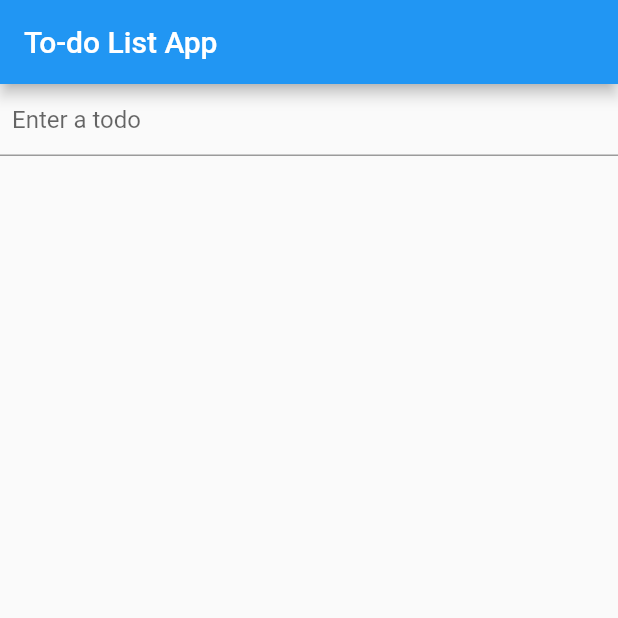
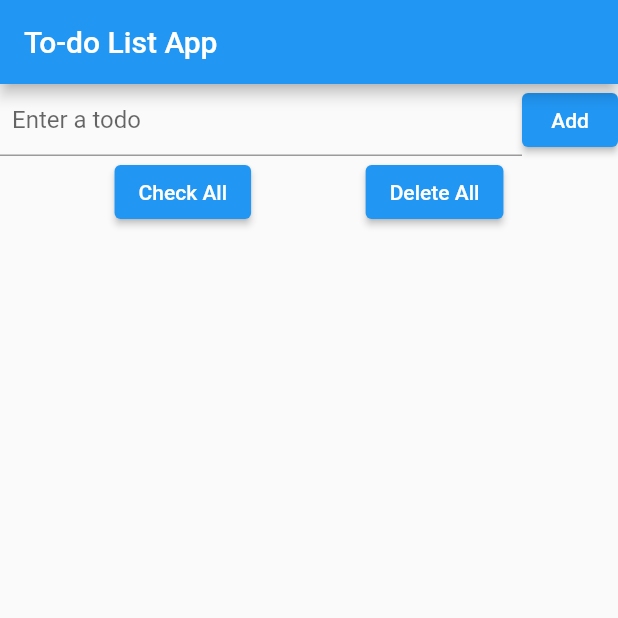
Before and after one commit to 3xtrat3rr3strial/todolist, a Flutter app: the screen it shows after launch, on a phone screen of 412 x 824 dp, the top half of it. Run offline on Flutter 3.47's test engine with Material 2 defaults, Android fonts, the phone set to English and light mode, and no system bars.

Commit message:
buttons: add, check all, delete all

```diff
--- a/lib/main.dart
+++ b/lib/main.dart
@@ -63,6 +63,20 @@ class _MyHomePageState extends State<MyHomePage> {
     });
   }
 
+  void _checkAllTodos() {
+    setState(() {
+      for (var todo in widget.todos) {
+        todo.checked = true;
+      }
+    });
+  }
+
+  void _deleteAllTodos() {
+    setState(() {
+      widget.todos.clear();
+    });
+  }
+
   Widget _buildTodoItem(BuildContext context, int index) {
     final todo = widget.todos[index];
 
@@ -86,8 +100,17 @@ class _MyHomePageState extends State<MyHomePage> {
         title: Text(widget.title),
       ),
       body: Column(
+        crossAxisAlignment: CrossAxisAlignment.end,
         children: [
-          TextField(
+          Row(
+            textDirection: TextDirection.rtl,
+            children: [
+              ElevatedButton(
+                onPressed: _addTodo,
+                child: const Text('Add'),
+              ),
+              Expanded(
+                child: TextField(
                   controller: _textEditingController,
                   decoration: const InputDecoration(
                     hintText: 'Enter a todo',
@@ -98,25 +121,33 @@ class _MyHomePageState extends State<MyHomePage> {
                     setState(() {});
                   },
                 ),
+              ),
+            ],
+          ),
+          Row(
+            mainAxisAlignment: MainAxisAlignment.spaceEvenly,
+            children: [
+              ElevatedButton(
+                onPressed: () {
+                  _checkAllTodos();
+                  setState(() {});
+                },
+                child: const Text('Check All'),
+              ),
+              ElevatedButton(
+                onPressed: () {
+                  _deleteAllTodos();
+                  setState(() {});
+                },
+                child: const Text('Delete All'),
+              ),
+            ],
+          ),
           Expanded(
             child: ListView.builder(
               itemCount: widget.todos.length,
               itemBuilder: (BuildContext context, int index) {
-                return Dismissible(
-                  key: UniqueKey(),
-                  onDismissed: (direction) {
-                    setState(() {
-                      widget.todos.removeAt(index);
-                    });
-                    ScaffoldMessenger.of(context).showSnackBar(
-                      SnackBar(
-                        content: Text("Task removed"),
-                        duration: const Duration(seconds: 2),
-                      ),
-                    );
-                  },
-                  child: _buildTodoItem(context, index),
-                );
+                return _buildTodoItem(context, index);
               },
             ),
           ),
```
Lines whose indentation alone changed are shown as unchanged.
